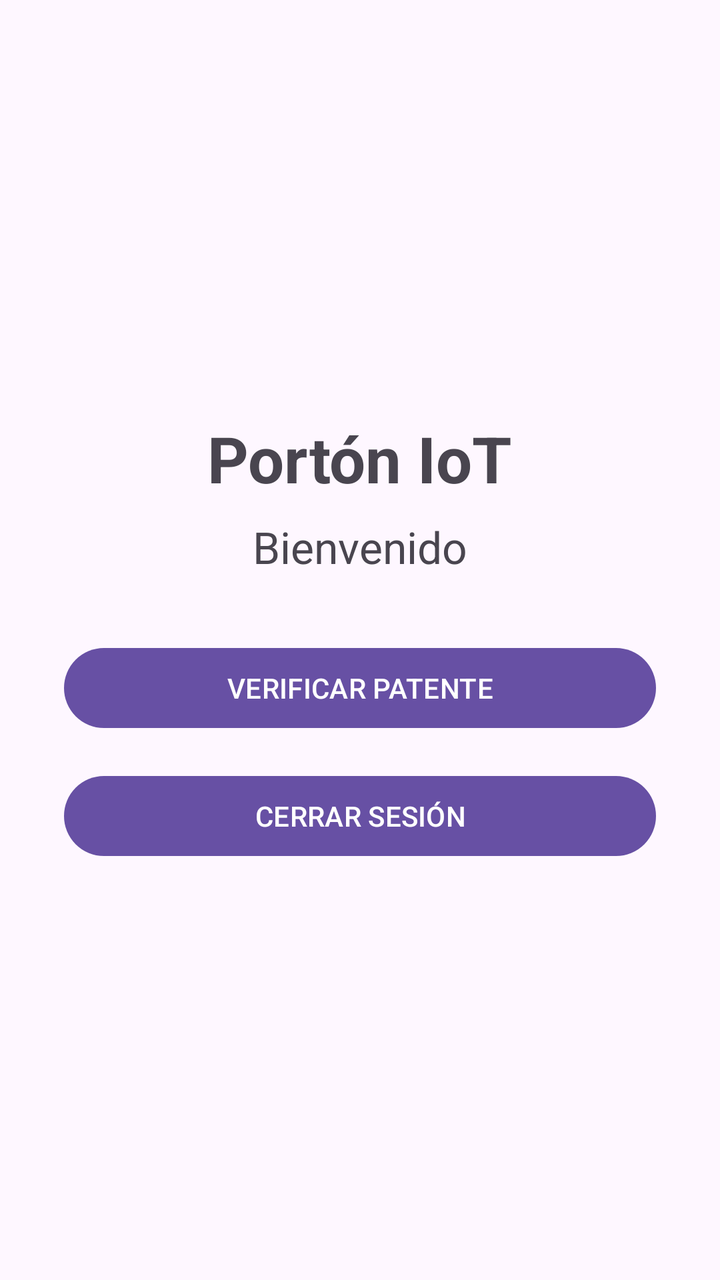
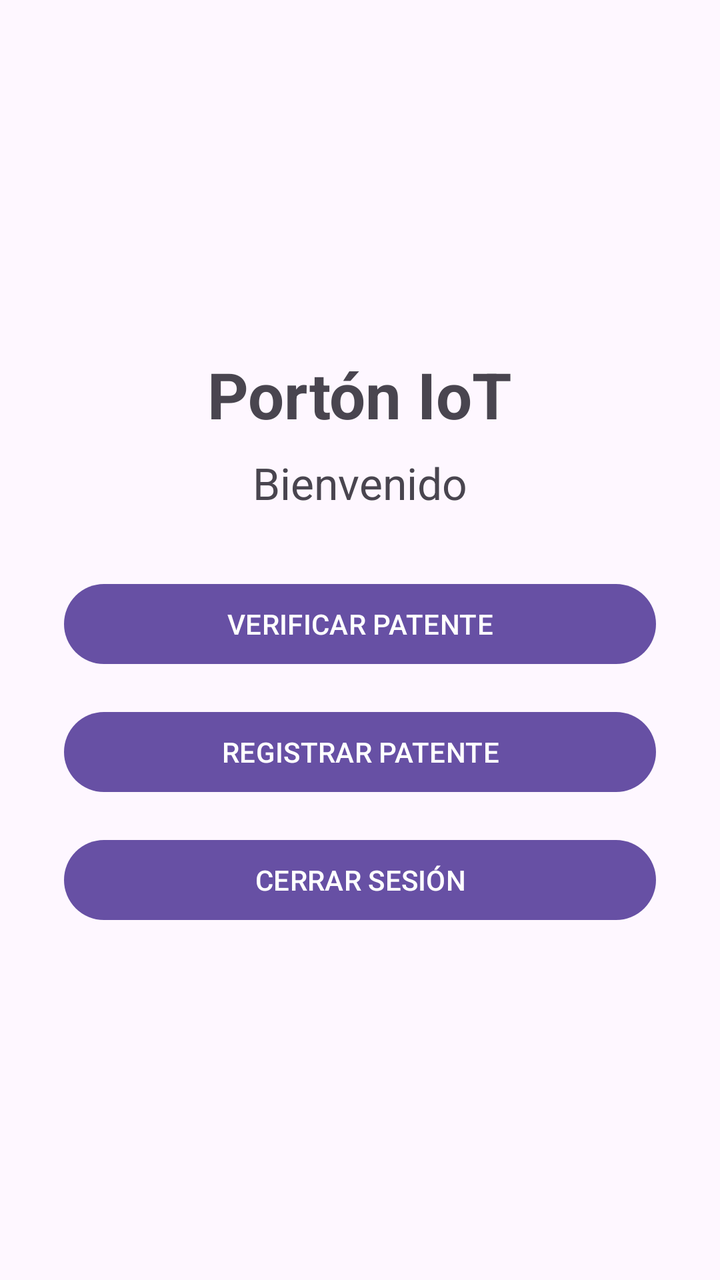

Screens rendered from an Android XML layout before and after an edit, with the pre-edit source and the edit as a unified diff.
<!-- AndroidManifest.xml: application theme Theme.PortonIoT -->
<!-- res/layout/activity_inicio.xml -->
<?xml version="1.0" encoding="utf-8"?>
<LinearLayout xmlns:android="http://schemas.android.com/apk/res/android"
    android:layout_width="match_parent"
    android:layout_height="match_parent"
    android:orientation="vertical"
    android:gravity="center"
    android:padding="32dp">

    <TextView
        android:layout_width="wrap_content"
        android:layout_height="wrap_content"
        android:text="Portón IoT"
        android:textSize="32sp"
        android:textStyle="bold"
        android:layout_marginBottom="8dp" />

    <TextView
        android:id="@+id/bienvenida"
        android:layout_width="wrap_content"
        android:layout_height="wrap_content"
        android:text="Bienvenido"
        android:textSize="22sp"
        android:layout_marginBottom="32dp" />

    <Button
        android:id="@+id/verificarPatente"
        android:layout_width="match_parent"
        android:layout_height="wrap_content"
        android:text="VERIFICAR PATENTE" />

    <Button
        android:id="@+id/cerrarSesion"
        android:layout_width="match_parent"
        android:layout_height="wrap_content"
        android:text="CERRAR SESIÓN"
        android:layout_marginTop="16dp" />

</LinearLayout>
<!-- resources referenced by this layout -->
<resources>
  <style name="Theme.PortonIoT" parent="Base.Theme.PortonIoT" />
  <style name="Base.Theme.PortonIoT" parent="Theme.Material3.DayNight.NoActionBar">
          
          
      </style>
</resources>

<!-- the commit's change to res/layout/activity_inicio.xml (unified diff, before → after) -->
@@ -29,6 +29,13 @@
         android:text="VERIFICAR PATENTE" />
 
     <Button
+        android:id="@+id/registrarPatente"
+        android:layout_width="match_parent"
+        android:layout_height="wrap_content"
+        android:text="REGISTRAR PATENTE"
+        android:layout_marginTop="16dp" />
+
+    <Button
         android:id="@+id/cerrarSesion"
         android:layout_width="match_parent"
         android:layout_height="wrap_content"
